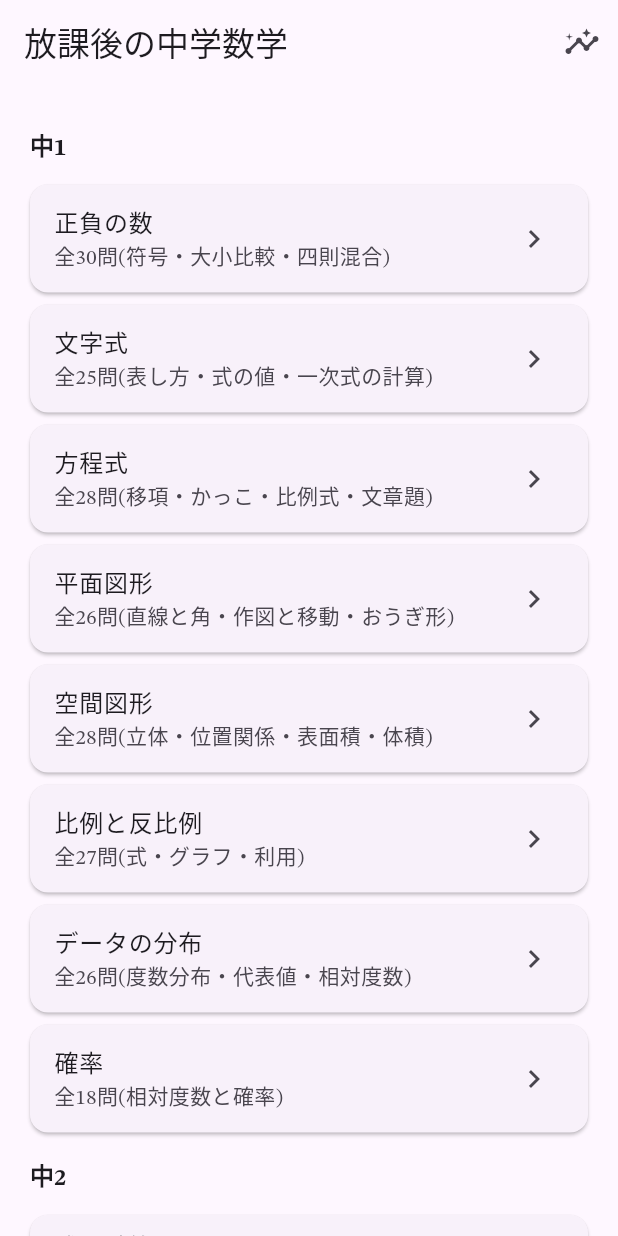
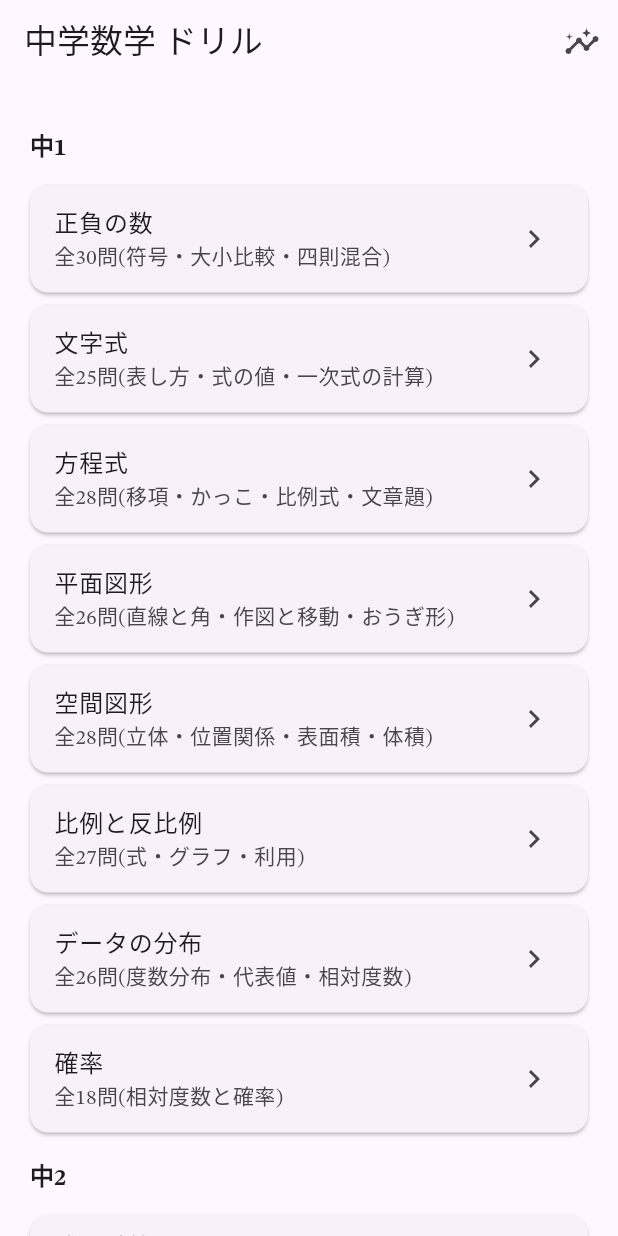
Before and after one commit to jugemjugrm-hash/math_app, a Flutter app: the screen it shows after launch, on a phone screen of 412 x 824 dp. Run offline on Flutter 3.47's test engine with Material 3 defaults, Android fonts, the phone set to English and light mode, and no system bars; our stand-ins replace shared_preferences.

Commit message:
Revert "アプリ名を「放課後の中学数学」に統一"
This reverts commit b0f2b88ddb4354fdb2e6cf0d1d517422ea710b26.

```diff
--- a/lib/main.dart
+++ b/lib/main.dart
@@ -11,7 +11,7 @@ class MathApp extends StatelessWidget {
   @override
   Widget build(BuildContext context) {
     return MaterialApp(
-      title: '放課後の中学数学',
+      title: '中学数学ドリル',
       theme: ThemeData(
         colorScheme: ColorScheme.fromSeed(seedColor: Colors.deepPurple),
         useMaterial3: true,
--- a/lib/screens/unit_list_screen.dart
+++ b/lib/screens/unit_list_screen.dart
@@ -66,7 +66,7 @@ class _UnitListScreenState extends State<UnitListScreen> {
 
     return Scaffold(
       appBar: AppBar(
-        title: const Text('放課後の中学数学'),
+        title: const Text('中学数学 ドリル'),
         actions: [
           IconButton(
             icon: const Icon(Icons.insights),
--- a/pubspec.yaml
+++ b/pubspec.yaml
@@ -16,7 +16,7 @@ publish_to: 'none' # Remove this line if you wish to publish to pub.dev
 # https://developer.apple.com/library/archive/documentation/General/Reference/InfoPlistKeyReference/Articles/CoreFoundationKeys.html
 # In Windows, build-name is used as the major, minor, and patch parts
 # of the product and file versions while build-number is used as the build suffix.
-version: 1.0.0+2
+version: 1.0.0+1
 
 environment:
   sdk: ^3.12.2
```
Also changed, not shown: 10 other files.
